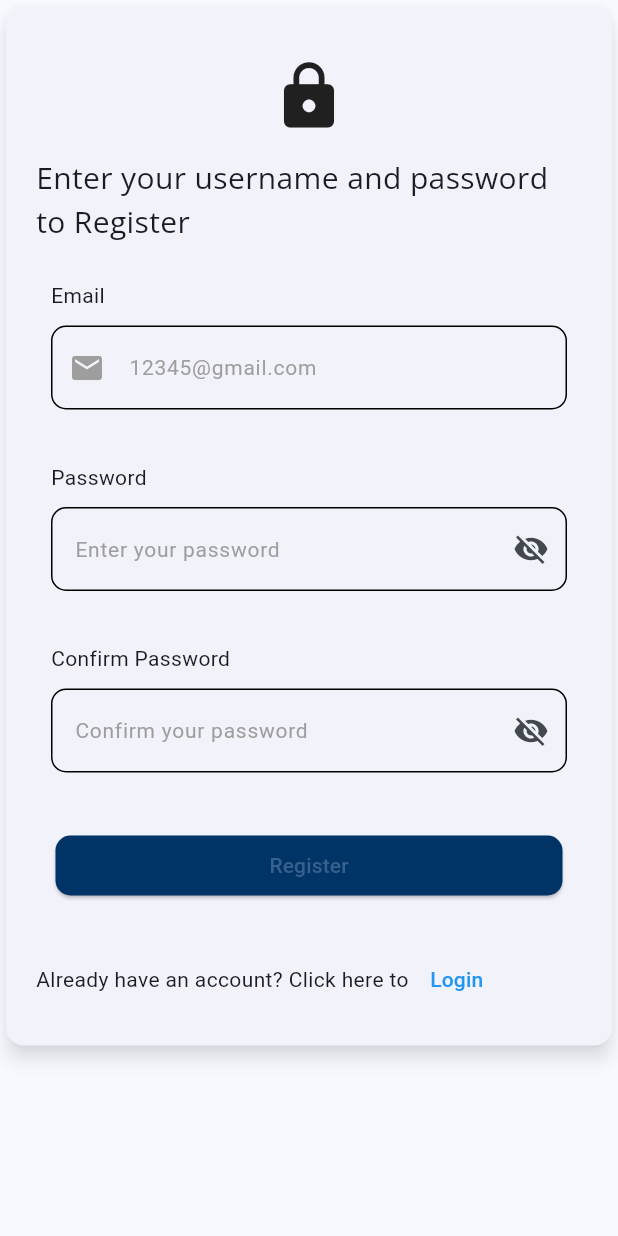
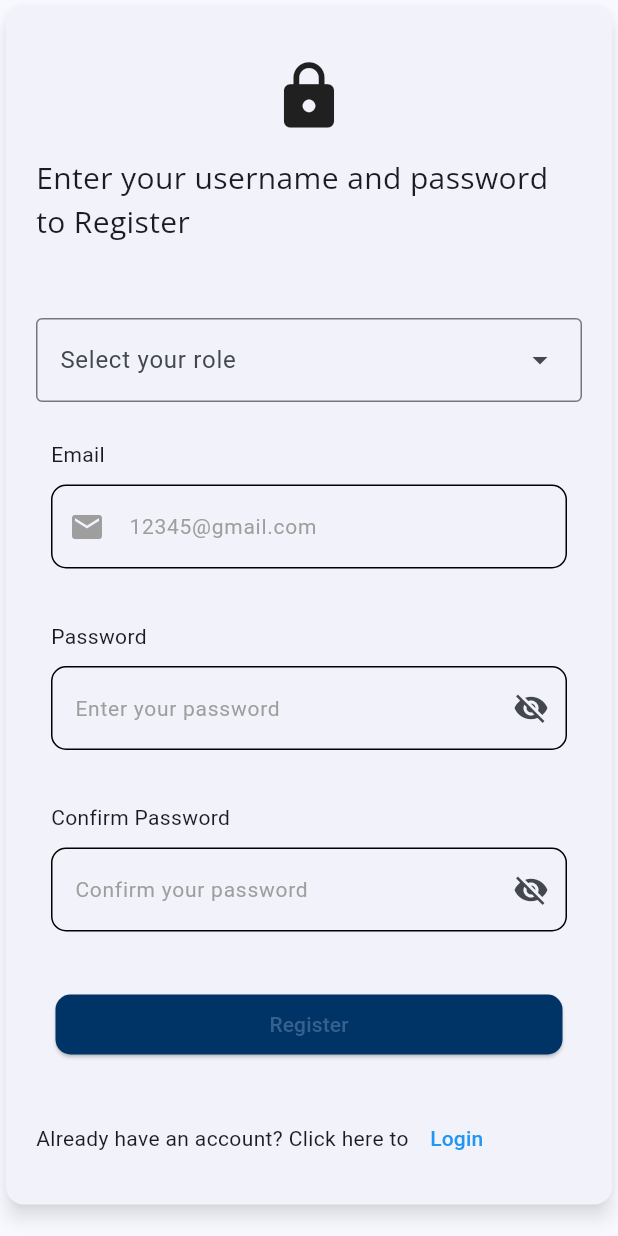
Before and after one commit to Maxwell-016/Residential-Tracker-and-booking, a Flutter app: the screen it shows after launch, after a tap on "Register", on a phone screen of 412 x 824 dp. Run offline on Flutter 3.47's test engine with Material 3 defaults, Android fonts, the phone set to English and light mode, and no system bars; our stand-ins replace email_validator, flutter_hooks, flutter_riverpod, go_router, google_fonts, hooks_riverpod.

Commit message:
finished on the email verification page and registration page

```diff
--- a/flutter_frontend/lib/View-Model/view_model.dart
+++ b/flutter_frontend/lib/View-Model/view_model.dart
@@ -8,7 +8,7 @@ final viewModel =
 
 class ViewModel extends ChangeNotifier {
   bool isObscured = true;
-  bool showResendBtn = false;
+  bool showResendBtn = true;
 
   void toggleObscured() {
     isObscured = !isObscured;
--- a/flutter_frontend/lib/View/Screens/registration_page.dart
+++ b/flutter_frontend/lib/View/Screens/registration_page.dart
@@ -11,19 +11,34 @@ import '../Components/link_button.dart';
 import '../Components/password_field.dart';
 import '../Components/text_field.dart';
 
-class RegistrationPage extends HookConsumerWidget {
+// class RegistrationPage extends HookConsumerWidget {
+//   final double width;
+//
+//   const RegistrationPage({super.key, required this.width});
+//
+//   @override
+//
+// }
+class RegistrationPage extends StatefulWidget {
   final double width;
   const RegistrationPage({super.key, required this.width});
 
   @override
-  Widget build(BuildContext context, WidgetRef ref) {
-    TextEditingController emailController = useTextEditingController();
-    FocusNode emailFocus = useFocusNode();
-    TextEditingController passController = useTextEditingController();
-    FocusNode passFocus = useFocusNode();
-    TextEditingController confirmPassController = useTextEditingController();
-    FocusNode confirmPassFocus = useFocusNode();
+  State<RegistrationPage> createState() => _RegistrationPageState();
+}
+
+class _RegistrationPageState extends State<RegistrationPage> {
+  @override
+  Widget build(BuildContext context) {
+    TextEditingController emailController = TextEditingController();
+    FocusNode emailFocus = FocusNode();
+    TextEditingController passController = TextEditingController();
+    FocusNode passFocus = FocusNode();
+    TextEditingController confirmPassController = TextEditingController();
+    FocusNode confirmPassFocus = FocusNode();
+    TextEditingController roleController = TextEditingController();
     bool isDark = Theme.of(context).brightness == Brightness.dark;
+    String? selectedValue;
     return SafeArea(
       child: Scaffold(
         body: SingleChildScrollView(
@@ -46,6 +61,68 @@ class RegistrationPage extends HookConsumerWidget {
                       myFont: 'Open Sans',
                       size: 20.0,
                     ),
+                    // UseFont(
+                    //     text: 'Select your role',
+                    //     myFont: 'Open Sans',
+                    //     size: 17.0),
+                    // SizedBox(
+                    //   width: widget.width,
+                    //   child: Row(
+                    //     children: [
+                    //       Expanded(
+                    //         child: RadioListTile<String?>(
+                    //             title: Text('Student'),
+                    //             value: 'student',
+                    //             groupValue: selectedValue,
+                    //             onChanged: (value) {
+                    //               setState(() {
+                    //                 selectedValue = value;
+                    //               });
+                    //             }),
+                    //       ),
+                    //       Expanded(
+                    //         child: RadioListTile<String?>(
+                    //             title: Text('Landlord'),
+                    //             value: 'landlord',
+                    //             groupValue: selectedValue,
+                    //             onChanged: (value) {
+                    //               setState(() {
+                    //                 selectedValue = value;
+                    //               });
+                    //             }),
+                    //       ),
+                    //       Expanded(
+                    //         child: RadioListTile<String?>(
+                    //             title: Text('Admin'),
+                    //             value: 'admin',
+                    //             groupValue: selectedValue,
+                    //             onChanged: (value) {
+                    //               setState(() {
+                    //                 selectedValue = value;
+                    //               });
+                    //             }),
+                    //       ),
+                    //     ],
+                    //   ),
+                    // ),
+                    SizedBox(height: 20.0,),
+                    DropdownMenu(dropdownMenuEntries: [
+                      DropdownMenuEntry(value: 'student', label: 'Student'),
+                      DropdownMenuEntry(value: 'landlord', label: 'Landlord'),
+                      DropdownMenuEntry(value: 'admin', label: 'Admin'),
+
+                    ],
+                      label: Text('Select your role'),
+                      onSelected: (value){
+                      setState(() {
+                        selectedValue = value;
+                      });
+                      },
+                      width: widget.width,
+                      enableFilter: false,
+                      enableSearch: false,
+                      controller: roleController,
+                    ),
                     MyTextField(
                       label: 'Email',
                       placeHolder: '12345@gmail.com',
@@ -53,7 +130,7 @@ class RegistrationPage extends HookConsumerWidget {
                       icon: Icon(Icons.email),
                       fieldValidator: Validators.emailValidator,
                       focusNode: emailFocus,
-                      width: width,
+                      width: widget.width,
                     ),
                     PasswordField(
                       label: 'Password',
@@ -63,7 +140,7 @@ class RegistrationPage extends HookConsumerWidget {
                       showPassword: Icon(Icons.visibility),
                       fieldValidator: Validators.passwordValidator,
                       focusNode: passFocus,
-                      width: width,
+                      width: widget.width,
                     ),
                     PasswordField(
                       label: 'Confirm Password',
@@ -75,16 +152,18 @@ class RegistrationPage extends HookConsumerWidget {
                           Validators.confirmPasswordValidator(
                               value, passController.text),
                       focusNode: confirmPassFocus,
-                      width: width,
+                      width: widget.width,
                     ),
                     FunctionButton(
                       text: 'Register',
-                      onPressed: () {},
+                      onPressed: () {
+                        context.go('/verify-email');
+                      },
                       btnColor: AppColors.deepBlue,
-                      width: width,
+                      width: widget.width,
                     ),
                     SizedBox(
-                      width: width,
+                      width: widget.width,
                       child: Row(
                         children: [
                           Text('Already have an account? Click here to'),
```
Also changed, not shown: flutter_frontend/lib/View-Model/navigation/routes.dart (+16 -1 lines), flutter_frontend/lib/View/Screens/email_verification_page.dart (+38 -4 lines).
